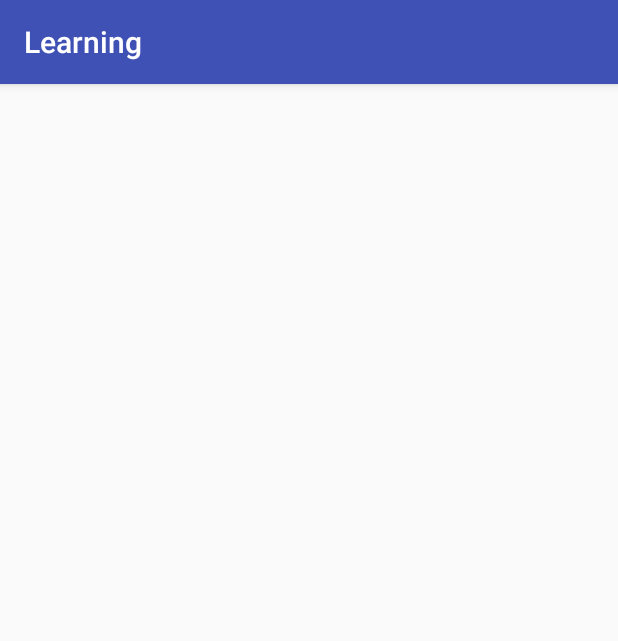
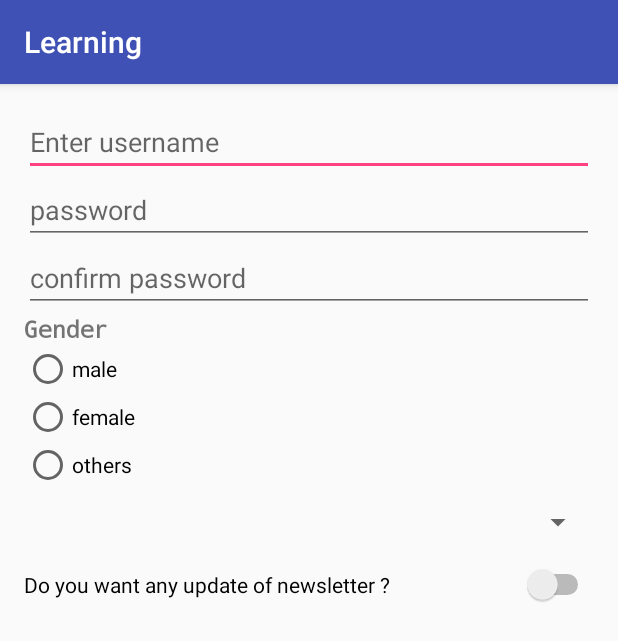
Before and after one commit to rodriguesnavil/Learning_Android, an Android app: the UiComponent screen opened directly, with no data from a screen before it, on a phone screen of 412 x 824 dp. Shown: the top 641 px of the screen. Run offline under Robolectric (Android 15) with nearby library versions, the phone set to English and light mode, and no system bars.

Commit message:
partial layout file

```diff
--- a/app/src/main/res/layout/activity_ui_component.xml
+++ b/app/src/main/res/layout/activity_ui_component.xml
@@ -1,9 +1,83 @@
 <?xml version="1.0" encoding="utf-8"?>
-<android.support.constraint.ConstraintLayout xmlns:android="http://schemas.android.com/apk/res/android"
+<ScrollView xmlns:android="http://schemas.android.com/apk/res/android"
     xmlns:app="http://schemas.android.com/apk/res-auto"
     xmlns:tools="http://schemas.android.com/tools"
     android:layout_width="match_parent"
     android:layout_height="match_parent"
+    android:padding="@dimen/standard_margin"
     tools:context="com.data.learning.learning.UiComponent">
 
-</android.support.constraint.ConstraintLayout>
+    <LinearLayout
+        android:layout_width="match_parent"
+        android:layout_height="wrap_content"
+        android:orientation="vertical"
+        >
+
+        <EditText
+            android:layout_width="match_parent"
+            android:layout_height="wrap_content"
+            android:id="@+id/newusername"
+            android:hint="Enter username"
+            android:inputType="text"
+            />
+
+        <EditText
+            android:layout_width="match_parent"
+            android:layout_height="wrap_content"
+            android:id="@+id/newpassword"
+            android:hint="password"
+            android:inputType="textPassword"/>
+
+        <EditText
+            android:layout_width="match_parent"
+            android:layout_height="wrap_content"
+            android:id="@+id/conpassword"
+            android:hint="confirm password"
+            android:inputType="textPassword"/>
+
+
+
+        <TextView
+            android:layout_width="wrap_content"
+            android:layout_height="wrap_content"
+            android:text="Gender"
+            android:typeface="monospace"
+            android:textStyle="bold"
+            android:textSize="@dimen/textsize"/>
+        <RadioGroup
+            android:layout_width="match_parent"
+            android:layout_height="wrap_content"
+            android:id="@+id/gendergroup">
+
+            <RadioButton
+                android:layout_width="wrap_content"
+                android:layout_height="wrap_content"
+                android:text="male"
+                android:id="@+id/male"/>
+            <RadioButton
+                android:layout_width="wrap_content"
+                android:layout_height="wrap_content"
+                android:text="female"
+                android:id="@+id/female"
+                />
+            <RadioButton
+                android:layout_width="wrap_content"
+                android:layout_height="wrap_content"
+                android:text="others"
+                android:id="@+id/others"/>
+
+        </RadioGroup>
+        <Spinner
+            android:layout_marginTop="10sp"
+            android:layout_width="match_parent"
+            android:layout_height="wrap_content"
+            android:id="@+id/country"
+            ></Spinner>
+        <Switch
+            android:layout_marginTop="16sp"
+            android:layout_width="match_parent"
+            android:layout_height="wrap_content"
+            android:text="Do you want any update of newsletter ?"/>
+    </LinearLayout>
+
+</ScrollView>
--- a/app/src/main/res/values/dimens.xml
+++ b/app/src/main/res/values/dimens.xml
@@ -1,4 +1,5 @@
 <?xml version="1.0" encoding="utf-8"?>
 <resources>
     <dimen name="standard_margin">16dp</dimen>
+    <dimen name="textsize">16sp</dimen>
 </resources>
```
